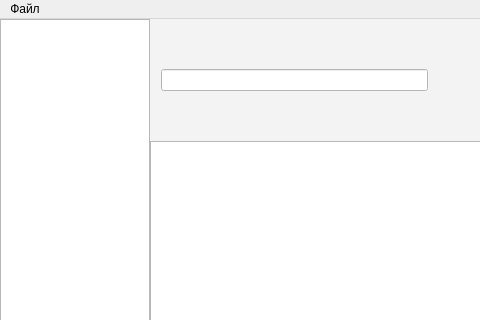
This is VehicleAccountingSystem/VehicleAccountingSystem.ui in monte-v/VehicleAccountingSystem as Qt 5 draws it before an edit; both pictures show x 0 to 480 and y 0 to 320 of the 912 by 500 pixel window. The edited form follows.
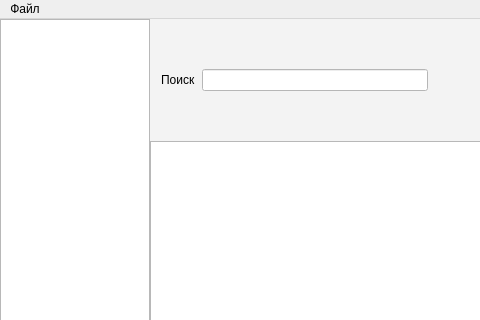
This is the edited form.

Commit message: Изменения ui

The edit to the form file:
```diff
--- a/VehicleAccountingSystem/VehicleAccountingSystem.ui
+++ b/VehicleAccountingSystem/VehicleAccountingSystem.ui
@@ -99,6 +99,19 @@
           <property name="bottomMargin">
            <number>0</number>
           </property>
+          <item>
+           <widget class="QLabel" name="label">
+            <property name="font">
+             <font>
+              <family>Segoe UI</family>
+              <pointsize>9</pointsize>
+             </font>
+            </property>
+            <property name="text">
+             <string>Поиск</string>
+            </property>
+           </widget>
+          </item>
           <item>
            <widget class="QLineEdit" name="leSearch">
             <property name="styleSheet">
```
